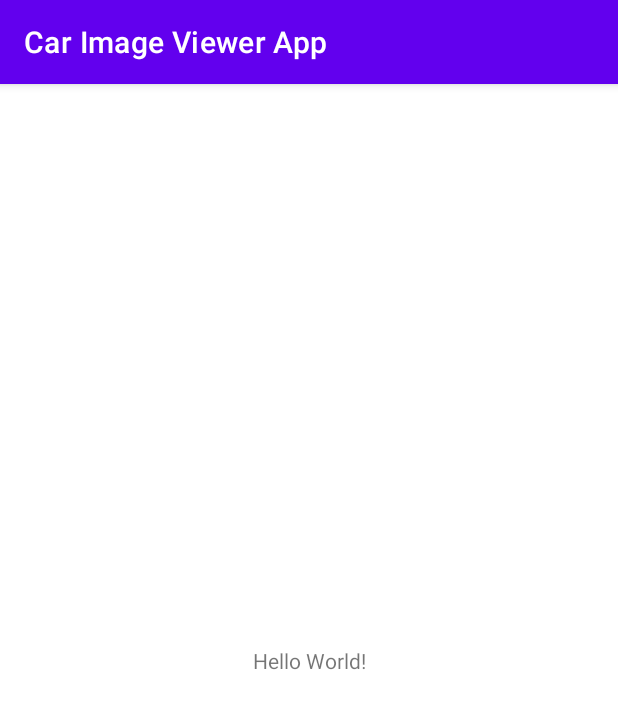
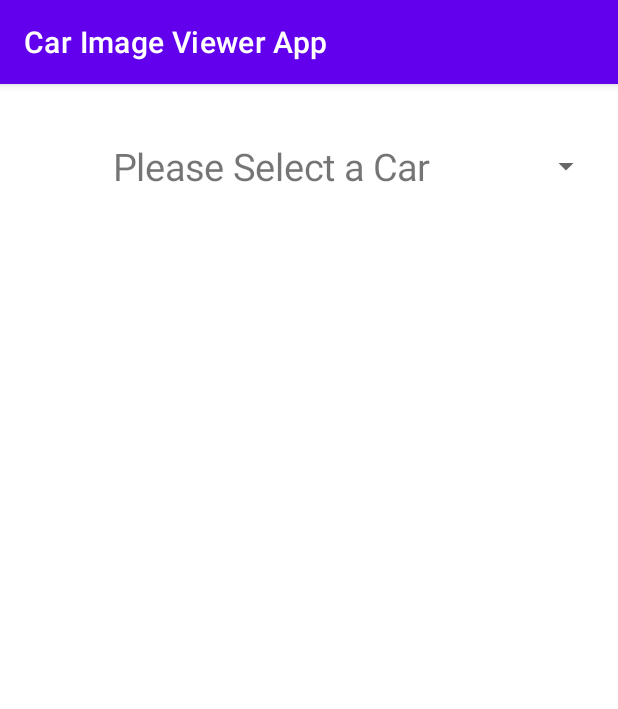
Before and after one commit to elyordan/CIS3315, an Android app: the screen it shows after launch (SelectionActivity), on a phone screen of 412 x 824 dp. Shown: the top 709 px of the screen. Run offline under Robolectric (Android 15) with nearby library versions, the phone set to English and light mode, and no system bars.

Commit message:
completed project

```diff
--- a/Lab4/app/src/main/AndroidManifest.xml
+++ b/Lab4/app/src/main/AndroidManifest.xml
@@ -9,7 +9,7 @@
         android:roundIcon="@mipmap/ic_launcher_round"
         android:supportsRtl="true"
         android:theme="@style/Theme.CarImageViewerApp">
-        <activity android:name=".DisplayActivity"></activity>
+        <activity android:name=".DisplayActivity" android:label="Display"></activity>
         <activity android:name=".SelectionActivity">
             <intent-filter>
                 <action android:name="android.intent.action.MAIN" />
--- /dev/null
+++ b/Lab4/app/src/main/java/edu/temple/carimageviewerapp/CarAdapter.java
@@ -0,0 +1,82 @@
+package edu.temple.carimageviewerapp;
+
+import android.content.Context;
+import android.view.Gravity;
+import android.view.View;
+import android.view.ViewGroup;
+import android.widget.BaseAdapter;
+import android.widget.ImageView;
+import android.widget.LinearLayout;
+import android.widget.TextView;
+
+import java.util.ArrayList;
+
+public class CarAdapter extends BaseAdapter {
+
+    Context context;
+    ArrayList<String> items;
+    int[] carImage;
+
+    public CarAdapter(Context context, ArrayList items, int[] carImage){
+        this.context = context;
+        this.items = items;
+        this.carImage = carImage;
+    }
+
+    @Override
+    public int getCount() {
+        return items.size();
+    }
+
+    @Override
+    public Object getItem(int position) {
+        return items.get(position);
+    }
+
+    @Override
+    public long getItemId(int position) {
+        return 0;
+    }
+
+    @Override
+    public View getView(int position, View convertView, ViewGroup parent) {
+        TextView textView = new TextView(context);
+        textView.setText(items.get(position));
+
+        textView.setPadding(10,10,10,10);
+        textView.setTextSize(25);
+        textView.setGravity(Gravity.CENTER_VERTICAL | Gravity.CENTER_HORIZONTAL);
+
+        return textView;
+    }
+
+    @Override
+    public View getDropDownView(int position, View convertView, ViewGroup parent) {
+        TextView textView;
+        ImageView imageView;
+
+        LinearLayout linearLayout;
+
+        if(convertView == null){
+            linearLayout = new LinearLayout(context);
+            textView = new TextView(context);
+            imageView = new ImageView(context);
+            textView.setTextSize(20);
+            textView.setPadding(10,10,10,10);
+            linearLayout.setOrientation(LinearLayout.HORIZONTAL);
+            linearLayout.addView(imageView);
+            linearLayout.addView(textView);
+            imageView.getLayoutParams().height = 150;
+            imageView.getLayoutParams().width = 150;
+        } else {
+            linearLayout = (LinearLayout) convertView;
+            imageView = (ImageView) linearLayout.getChildAt(0);
+            textView = (TextView) linearLayout.getChildAt(1);
+        }
+
+        imageView.setImageResource(carImage[position]);
+        textView.setText(items.get(position));
+
+        return linearLayout;
+    }
+}
--- a/Lab4/app/src/main/java/edu/temple/carimageviewerapp/SelectionActivity.java
+++ b/Lab4/app/src/main/java/edu/temple/carimageviewerapp/SelectionActivity.java
@@ -2,13 +2,76 @@ package edu.temple.carimageviewerapp;
 
 import androidx.appcompat.app.AppCompatActivity;
 
+import android.content.Intent;
 import android.os.Bundle;
+import android.view.View;
+import android.widget.AdapterView;
+import android.widget.Button;
+import android.widget.ImageView;
+import android.widget.Spinner;
+
+import java.util.ArrayList;
 
 public class SelectionActivity extends AppCompatActivity {
+
+    public static final String EXTRA_NAME = "edu.temple.carimageviewerapp.EXTRA_NAME";
+    public static final String EXTRA_NUMBER = "edu.temple.carimageviewerapp.EXTRA_NUMBER";
+
+    Spinner spinner;
+    ImageView imageView;
+
+
 
     @Override
     protected void onCreate(Bundle savedInstanceState) {
         super.onCreate(savedInstanceState);
         setContentView(R.layout.activity_main);
+
+        ArrayList carNamesArray = new ArrayList<String>();
+        carNamesArray.add("Please Select a Car");
+        carNamesArray.add("Buggati Chiron");
+        carNamesArray.add("Lamborghini Huracan");
+        carNamesArray.add("La Ferrari");
+        carNamesArray.add("Nissan GTR");
+        carNamesArray.add("Porsche GT3");
+        carNamesArray.add("Mercedes AMG");
+
+
+        int[] carResIds = new int[]{R.drawable.white, R.drawable.chiron, R.drawable.huracan, R.drawable.laferrari,
+                R.drawable.gtr, R.drawable.gt3, R.drawable.amg};
+
+        CarAdapter adapter = new CarAdapter(this, carNamesArray, carResIds);
+
+        spinner = findViewById(R.id.spinner);
+
+        spinner.setAdapter(adapter);
+
+        Intent launchIntent = new Intent (SelectionActivity.this, DisplayActivity.class);
+
+
+        spinner.setOnItemSelectedListener(new AdapterView.OnItemSelectedListener() {
+            @Override
+            public void onItemSelected(AdapterView<?> parent, View view, int position, long id) {
+
+                if (position == 0){
+
+                } else {
+
+                    String carName = carNamesArray.get(position).toString();
+                    launchIntent.putExtra(EXTRA_NAME, carName);
+                    launchIntent.putExtra(EXTRA_NUMBER, position);
+                    startActivity(launchIntent);
+                }
+
+            }
+
+            @Override
+            public void onNothingSelected(AdapterView<?> parent) {
+
+            }
+        });
+
+
+
     }
 }
--- a/Lab4/app/src/main/res/layout/activity_main.xml
+++ b/Lab4/app/src/main/res/layout/activity_main.xml
@@ -6,13 +6,19 @@
     android:layout_height="match_parent"
     tools:context=".SelectionActivity">
 
-    <TextView
-        android:layout_width="wrap_content"
-        android:layout_height="wrap_content"
-        android:text="Hello World!"
+    <Spinner
+        android:id="@+id/spinner"
+        android:layout_width="393dp"
+        android:layout_height="94dp"
+        android:layout_marginStart="8dp"
+        android:layout_marginTop="8dp"
+        android:layout_marginEnd="8dp"
+        android:layout_marginBottom="629dp"
         app:layout_constraintBottom_toBottomOf="parent"
-        app:layout_constraintLeft_toLeftOf="parent"
-        app:layout_constraintRight_toRightOf="parent"
-        app:layout_constraintTop_toTopOf="parent" />
+        app:layout_constraintEnd_toEndOf="parent"
+        app:layout_constraintHorizontal_bias="0.0"
+        app:layout_constraintStart_toStartOf="parent"
+        app:layout_constraintTop_toTopOf="parent"
+        app:layout_constraintVertical_bias="0.0" />
 
 </androidx.constraintlayout.widget.ConstraintLayout>
```
Also changed, not shown: Lab4/app/src/main/java/edu/temple/carimageviewerapp/DisplayActivity.java (+20 -0 lines), Lab4/app/src/main/res/layout/activity_display.xml (+30 -0 lines).
